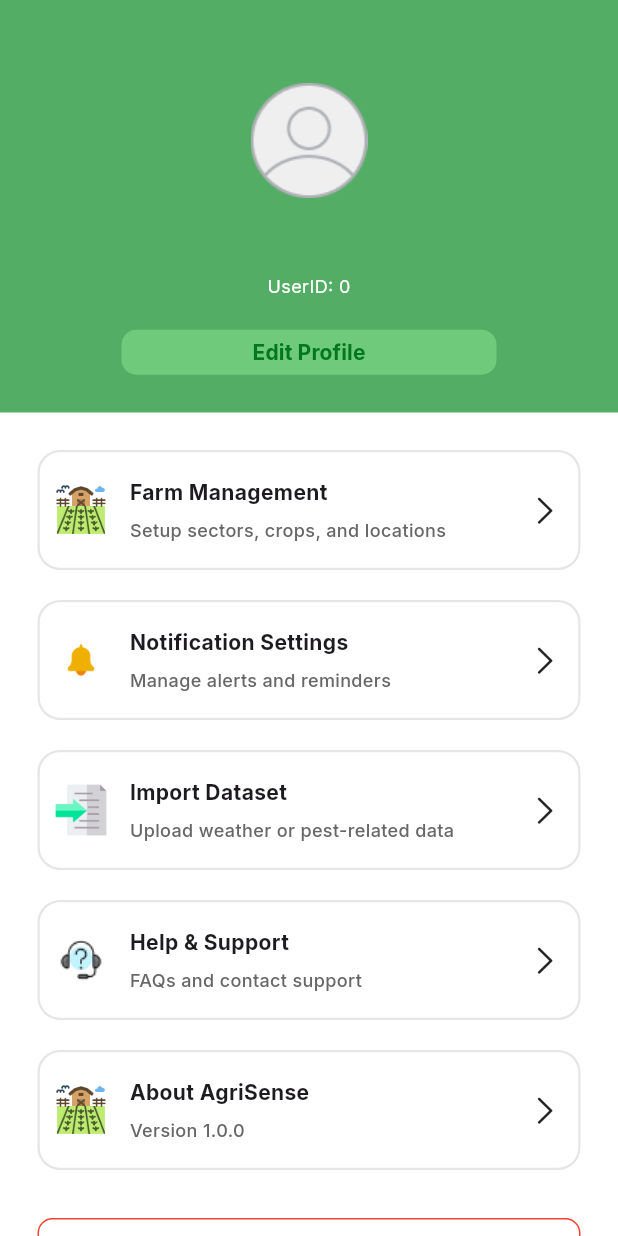
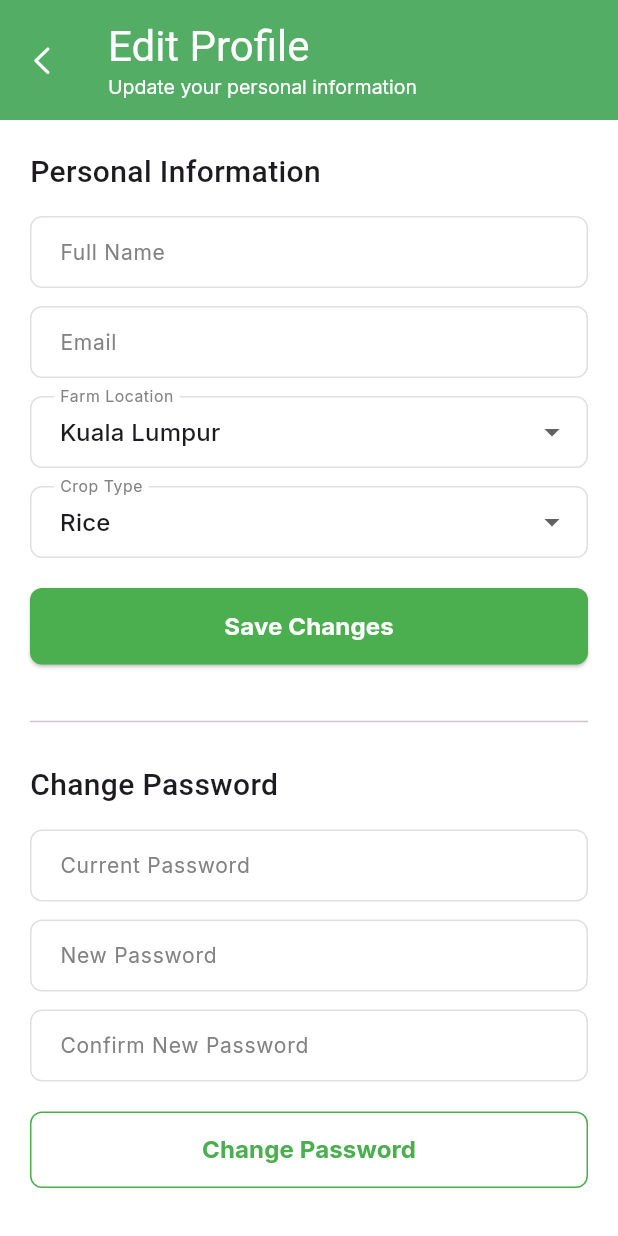
Before and after one commit to bryanlzj/AgriSense, a Flutter app: the SettingsPage screen opened by its route, after a tap on "Edit Profile", on a phone screen of 412 x 824 dp. Run offline on Flutter 3.47's test engine with Material 3 defaults, Android fonts, the phone set to English and light mode, and no system bars; our stand-ins replace fl_chart, google_fonts, image_picker, shared_preferences; accounts and stored records are empty.

Commit message:
feat: add Edit Profile page with email support and sign-up email field
Co-Authored-By: Claude Opus 4.6 <noreply@anthropic.com>

```diff
--- a/mobile/lib/main.dart
+++ b/mobile/lib/main.dart
@@ -4,6 +4,7 @@ import 'package:fyp_prototype/providers/auth_provider.dart';
 import 'package:fyp_prototype/pages/about_agrisense_page.dart';
 import 'package:fyp_prototype/pages/alerts_page.dart';
 import 'package:fyp_prototype/pages/chatbot_page.dart';
+import 'package:fyp_prototype/pages/edit_profile_page.dart';
 import 'package:fyp_prototype/pages/farm_management_page.dart';
 import 'package:fyp_prototype/pages/forgot_password_page.dart';
 import 'package:fyp_prototype/pages/help_support_page.dart';
@@ -76,6 +77,7 @@ class _AgriSenseAppState extends State<AgriSenseApp> {
       '/import': (context) => ImportDatasetPage(),
       '/help': (context) => HelpSupportPage(),
       '/about': (context) => AboutAgrisensePage(),
+      '/editProfile': (context) => EditProfilePage(),
       '/alerts': (context) => AlertsPage(),
     };
 
--- /dev/null
+++ b/mobile/lib/pages/edit_profile_page.dart
@@ -0,0 +1,314 @@
+import 'package:flutter/material.dart';
+import 'package:provider/provider.dart';
+import 'package:fyp_prototype/providers/auth_provider.dart';
+import 'package:fyp_prototype/widgets/custom_app_bar.dart';
+import 'package:google_fonts/google_fonts.dart';
+
+class EditProfilePage extends StatefulWidget {
+  const EditProfilePage({super.key});
+
+  @override
+  State<EditProfilePage> createState() => _EditProfilePageState();
+}
+
+class _EditProfilePageState extends State<EditProfilePage> {
+  final _profileFormKey = GlobalKey<FormState>();
+  final _passwordFormKey = GlobalKey<FormState>();
+
+  late TextEditingController _fullNameController;
+  late TextEditingController _emailController;
+  late TextEditingController _farmLocationController;
+  late TextEditingController _latController;
+  late TextEditingController _lngController;
+  String _selectedCropType = 'rice';
+
+  final _currentPasswordController = TextEditingController();
+  final _newPasswordController = TextEditingController();
+  final _confirmPasswordController = TextEditingController();
+
+  bool _isSavingProfile = false;
+  bool _isChangingPassword = false;
+
+  static const Map<String, Map<String, double>> _malaysianLocations = {
+    'Perlis': {'lat': 6.4449, 'lng': 100.2048},
+    'Kedah': {'lat': 6.1184, 'lng': 100.3685},
+    'Penang': {'lat': 5.4164, 'lng': 100.3327},
+    'Perak': {'lat': 4.5921, 'lng': 101.0901},
+    'Selangor': {'lat': 3.0738, 'lng': 101.5183},
+    'Negeri Sembilan': {'lat': 2.7258, 'lng': 101.9424},
+    'Melaka': {'lat': 2.1896, 'lng': 102.2501},
+    'Johor': {'lat': 1.4854, 'lng': 103.7618},
+    'Pahang': {'lat': 3.8126, 'lng': 103.3256},
+    'Terengganu': {'lat': 5.3117, 'lng': 103.1324},
+    'Kelantan': {'lat': 6.1254, 'lng': 102.2381},
+    'Sabah': {'lat': 5.9788, 'lng': 116.0753},
+    'Sarawak': {'lat': 1.5533, 'lng': 110.3592},
+    'Kuala Lumpur': {'lat': 3.1390, 'lng': 101.6869},
+  };
+
+  final List<Map<String, String>> _cropTypes = [
+    {'value': 'rice', 'label': 'Rice'},
+    {'value': 'vegetables', 'label': 'Vegetables'},
+    {'value': 'corn', 'label': 'Corn'},
+    {'value': 'oil_palm', 'label': 'Oil Palm'},
+    {'value': 'rubber', 'label': 'Rubber'},
+  ];
+
+  @override
+  void initState() {
+    super.initState();
+    final user = context.read<AuthProvider>().user;
+    _fullNameController = TextEditingController(text: user?.fullName ?? '');
+    _emailController = TextEditingController(text: user?.email ?? '');
+    _farmLocationController = TextEditingController(text: user?.farmLocationName ?? 'Kuala Lumpur');
+    _latController = TextEditingController(text: user?.farmLocationLat.toString() ?? '');
+    _lngController = TextEditingController(text: user?.farmLocationLng.toString() ?? '');
+    _selectedCropType = user?.cropType ?? 'rice';
+  }
+
+  @override
+  void dispose() {
+    _fullNameController.dispose();
+    _emailController.dispose();
+    _farmLocationController.dispose();
+    _latController.dispose();
+    _lngController.dispose();
+    _currentPasswordController.dispose();
+    _newPasswordController.dispose();
+    _confirmPasswordController.dispose();
+    super.dispose();
+  }
+
+  Future<void> _saveProfile() async {
+    if (!_profileFormKey.currentState!.validate()) return;
+
+    setState(() => _isSavingProfile = true);
+
+    final authProvider = context.read<AuthProvider>();
+    final coords = _malaysianLocations[_farmLocationController.text];
+
+    final success = await authProvider.updateProfile(
+      fullName: _fullNameController.text.trim(),
+      email: _emailController.text.trim().isNotEmpty ? _emailController.text.trim() : null,
+      farmLocationName: _farmLocationController.text,
+      farmLocationLat: coords?['lat'] ?? double.tryParse(_latController.text),
+      farmLocationLng: coords?['lng'] ?? double.tryParse(_lngController.text),
+      cropType: _selectedCropType,
+    );
+
+    setState(() => _isSavingProfile = false);
+
+    if (!mounted) return;
+
+    if (success) {
+      ScaffoldMessenger.of(context).showSnackBar(
+        const SnackBar(content: Text('Profile updated successfully'), backgroundColor: Color(0xFF4BAE4F)),
+      );
+      Navigator.pop(context);
+    } else {
+      ScaffoldMessenger.of(context).showSnackBar(
+        SnackBar(content: Text(authProvider.errorMessage ?? 'Failed to update profile'), backgroundColor: Colors.red),
+      );
+      authProvider.clearError();
+    }
+  }
+
+  Future<void> _changePassword() async {
+    if (!_passwordFormKey.currentState!.validate()) return;
+
+    setState(() => _isChangingPassword = true);
+
+    final authProvider = context.read<AuthProvider>();
+    final success = await authProvider.changePassword(
+      currentPassword: _currentPasswordController.text,
+      newPassword: _newPasswordController.text,
+    );
+
+    setState(() => _isChangingPassword = false);
+
+    if (!mounted) return;
+
+    if (success) {
+      _currentPasswordController.clear();
+      _newPasswordController.clear();
+      _confirmPasswordController.clear();
+      ScaffoldMessenger.of(context).showSnackBar(
+        const SnackBar(content: Text('Password changed successfully'), backgroundColor: Color(0xFF4BAE4F)),
+      );
+    } else {
+      ScaffoldMessenger.of(context).showSnackBar(
+        SnackBar(content: Text(authProvider.errorMessage ?? 'Failed to change password'), backgroundColor: Colors.red),
+      );
+      authProvider.clearError();
+    }
+  }
+
+  InputDecoration _inputDecoration(String label) {
+    return InputDecoration(
+      labelText: label,
+      labelStyle: const TextStyle(color: Color(0xFF828282), fontSize: 14),
+      contentPadding: const EdgeInsets.symmetric(vertical: 12, horizontal: 16),
+      border: OutlineInputBorder(borderRadius: BorderRadius.circular(8)),
+      enabledBorder: OutlineInputBorder(
+        borderRadius: BorderRadius.circular(8),
+        borderSide: const BorderSide(color: Color(0xFFE0E0E0)),
+      ),
+      focusedBorder: OutlineInputBorder(
+        borderRadius: BorderRadius.circular(8),
+        borderSide: const BorderSide(color: Color(0xFF53AD64)),
+      ),
+      errorBorder: OutlineInputBorder(
+        borderRadius: BorderRadius.circular(8),
+        borderSide: const BorderSide(color: Colors.red),
+      ),
+    );
+  }
+
+  @override
+  Widget build(BuildContext context) {
+    return Scaffold(
+      appBar: const CustomAppBar(title: 'Edit Profile', subtitle: 'Update your personal information'),
+      backgroundColor: Colors.white,
+      body: SingleChildScrollView(
+        padding: const EdgeInsets.all(20),
+        child: Column(
+          crossAxisAlignment: CrossAxisAlignment.start,
+          children: [
+            // Profile section
+            Text('Personal Information', style: GoogleFonts.scheherazadeNew(fontSize: 20, fontWeight: FontWeight.w500)),
+            const SizedBox(height: 15),
+            Form(
+              key: _profileFormKey,
+              child: Column(
+                children: [
+                  TextFormField(
+                    controller: _fullNameController,
+                    decoration: _inputDecoration('Full Name'),
+                  ),
+                  const SizedBox(height: 12),
+                  TextFormField(
+                    controller: _emailController,
+                    decoration: _inputDecoration('Email'),
+                    keyboardType: TextInputType.emailAddress,
+                  ),
+                  const SizedBox(height: 12),
+                  DropdownButtonFormField<String>(
+                    value: _malaysianLocations.containsKey(_farmLocationController.text)
+                        ? _farmLocationController.text
+                        : 'Kuala Lumpur',
+                    decoration: _inputDecoration('Farm Location'),
+                    items: _malaysianLocations.keys.map((name) {
+                      return DropdownMenuItem<String>(value: name, child: Text(name));
+                    }).toList(),
+                    onChanged: (value) {
+                      if (value != null) {
+                        setState(() {
+                          _farmLocationController.text = value;
+                          final coords = _malaysianLocations[value]!;
+                          _latController.text = coords['lat']!.toString();
+                          _lngController.text = coords['lng']!.toString();
+                        });
+                      }
+                    },
+                  ),
+                  const SizedBox(height: 12),
+                  DropdownButtonFormField<String>(
+                    value: _cropTypes.any((c) => c['value'] == _selectedCropType) ? _selectedCropType : 'rice',
+                    decoration: _inputDecoration('Crop Type'),
+                    items: _cropTypes.map((crop) {
+                      return DropdownMenuItem<String>(value: crop['value'], child: Text(crop['label']!));
+                    }).toList(),
+                    onChanged: (value) {
+                      if (value != null) {
+                        setState(() => _selectedCropType = value);
+                      }
+                    },
+                  ),
+                  const SizedBox(height: 20),
+                  SizedBox(
+                    width: double.infinity,
+                    child: ElevatedButton(
+                      onPressed: _isSavingProfile ? null : _saveProfile,
+                      style: ElevatedButton.styleFrom(
+                        backgroundColor: const Color(0xFF4BAE4F),
+                        foregroundColor: Colors.white,
+                        padding: const EdgeInsets.symmetric(vertical: 14),
+                        shape: RoundedRectangleBorder(borderRadius: BorderRadius.circular(8)),
+                      ),
+                      child: _isSavingProfile
+                          ? const SizedBox(height: 20, width: 20, child: CircularProgressIndicator(strokeWidth: 2, color: Colors.white))
+                          : const Text('Save Changes', style: TextStyle(fontSize: 16, fontWeight: FontWeight.bold)),
+                    ),
+                  ),
+                ],
+              ),
+            ),
+
+            const SizedBox(height: 30),
+            const Divider(),
+            const SizedBox(height: 20),
+
+            // Password section
+            Text('Change Password', style: GoogleFonts.scheherazadeNew(fontSize: 20, fontWeight: FontWeight.w500)),
+            const SizedBox(height: 15),
+            Form(
+              key: _passwordFormKey,
+              child: Column(
+                children: [
+                  TextFormField(
+                    controller: _currentPasswordController,
+                    decoration: _inputDecoration('Current Password'),
+                    obscureText: true,
+                    validator: (val) {
+                      if (val == null || val.isEmpty) return 'Please enter your current password';
+                      return null;
+                    },
+                  ),
+                  const SizedBox(height: 12),
+                  TextFormField(
+                    controller: _newPasswordController,
+                    decoration: _inputDecoration('New Password'),
+                    obscureText: true,
+                    validator: (val) {
+                      if (val == null || val.isEmpty) return 'Please enter a new password';
+                      if (val.length < 6) return 'Password must be at least 6 characters';
+                      return null;
+                    },
+                  ),
+                  const SizedBox(height: 12),
+                  TextFormField(
+                    controller: _confirmPasswordController,
+                    decoration: _inputDecoration('Confirm New Password'),
+                    obscureText: true,
+                    validator: (val) {
+                      if (val == null || val.isEmpty) return 'Please confirm your new password';
+                      if (val != _newPasswordController.text) return 'Passwords do not match';
+                      return null;
+                    },
+                  ),
+                  const SizedBox(height: 20),
+                  SizedBox(
+                    width: double.infinity,
+                    child: OutlinedButton(
+                      onPressed: _isChangingPassword ? null : _changePassword,
+                      style: OutlinedButton.styleFrom(
+                        foregroundColor: const Color(0xFF4BAE4F),
+                        side: const BorderSide(color: Color(0xFF4BAE4F)),
+                        padding: const EdgeInsets.symmetric(vertical: 14),
+                        shape: RoundedRectangleBorder(borderRadius: BorderRadius.circular(8)),
+                      ),
+                      child: _isChangingPassword
+                          ? const SizedBox(height: 20, width: 20, child: CircularProgressIndicator(strokeWidth: 2, color: Color(0xFF4BAE4F)))
+                          : const Text('Change Password', style: TextStyle(fontSize: 16, fontWeight: FontWeight.bold)),
+                    ),
+                  ),
+                ],
+              ),
+            ),
+            const SizedBox(height: 30),
+          ],
+        ),
+      ),
+    );
+  }
+}
--- a/mobile/lib/pages/settings_page.dart
+++ b/mobile/lib/pages/settings_page.dart
@@ -78,7 +78,7 @@ class _SettingsPageState extends State<SettingsPage> {
                     width: 250,
                     child: ElevatedButton(
                       onPressed: () {
-                        // TODO: Implement edit profile
+                        Navigator.pushNamed(context, '/editProfile');
                       },
                       style: ElevatedButton.styleFrom(
                         elevation: 0,
--- a/mobile/lib/pages/sign_up_page.dart
+++ b/mobile/lib/pages/sign_up_page.dart
@@ -16,6 +16,7 @@ class _SignUpPageState extends State<SignUpPage> {
   final _formKey = GlobalKey<FormState>();
   final TextEditingController nameController = TextEditingController();
   final TextEditingController usernameController = TextEditingController();
+  final TextEditingController emailController = TextEditingController();
   final TextEditingController passwordController = TextEditingController();
   final TextEditingController confirmPasswordController = TextEditingController();
   String _selectedLocation = 'Kuala Lumpur';
@@ -65,6 +66,7 @@ class _SignUpPageState extends State<SignUpPage> {
       username: usernameController.text.trim(),
       password: passwordController.text,
       fullName: nameController.text.trim(),
+      email: emailController.text.trim(),
       farmLocationName: _selectedLocation,
       farmLocationLat: coords['lat']!,
       farmLocationLng: coords['lng']!,
@@ -94,6 +96,7 @@ class _SignUpPageState extends State<SignUpPage> {
   void dispose() {
     nameController.dispose();
     usernameController.dispose();
+    emailController.dispose();
     passwordController.dispose();
     confirmPasswordController.dispose();
     super.dispose();
@@ -182,6 +185,22 @@ class _SignUpPageState extends State<SignUpPage> {
                       }
                       if (!val.isValidUsername) {
                         return 'Username must be 3-50 characters (letters, numbers, underscore)';
+                      }
+                      return null;
+                    },
+                  ),
+
+                  // Email
+                  CustomFormField(
+                    controller: emailController,
+                    hintText: 'Enter your email address',
+                    validator: (val) {
+                      if (val == null || val.isEmpty) {
+                        return 'Please enter your email';
+                      }
+                      final emailRegex = RegExp(r'^[a-zA-Z0-9._%+-]+@[a-zA-Z0-9.-]+\.[a-zA-Z]{2,}$');
+                      if (!emailRegex.hasMatch(val)) {
+                        return 'Please enter a valid email address';
                       }
                       return null;
                     },
```
